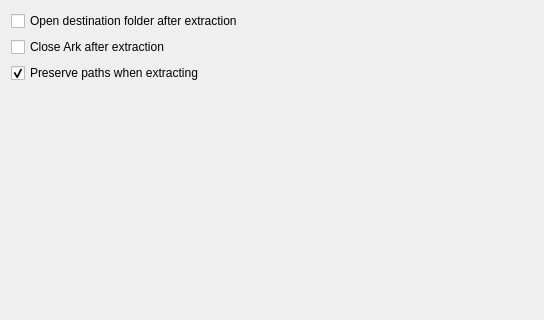
First picture: the form in kerfuffle/extractionsettings.ui, repository KDE/ark, before the edit; both pictures show x 0 to 544 and y 0 to 320 of the 544 by 487 pixel window.
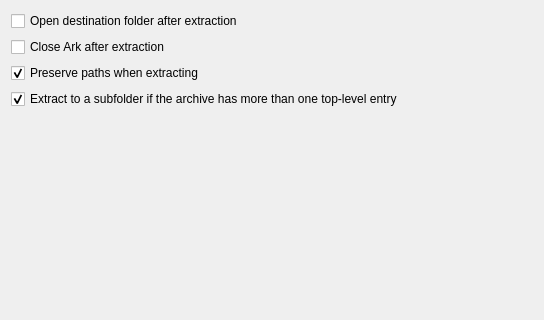
Second picture: the form after the edit.

Commit message:
Add setting to disable the extraction to subfolder
This new setting defines whether to check by default the 'extraction into
subfolder' checkbox in the Extraction Dialog, when the archive has more than
one top-level entry.

The default value is true, which does not change the current Ark behavior.

FEATURE: 232684

What changed in the file:
```diff
--- a/kerfuffle/extractionsettings.ui
+++ b/kerfuffle/extractionsettings.ui
@@ -38,6 +38,19 @@
      </property>
     </widget>
    </item>
+   <item>
+    <widget class="QCheckBox" name="kcfg_extractToSubfolder">
+     <property name="toolTip">
+      <string>Whether to check by default the extraction into subfolder checkbox in the Extraction Dialog, when the archive has more than one top-level entry.</string>
+     </property>
+     <property name="text">
+      <string>Extract to a subfolder if the archive has more than one top-level entry</string>
+     </property>
+     <property name="checked">
+      <bool>true</bool>
+     </property>
+    </widget>
+   </item>
    <item>
     <spacer name="verticalSpacer">
      <property name="orientation">
```
The commit also changes 2 other files.
